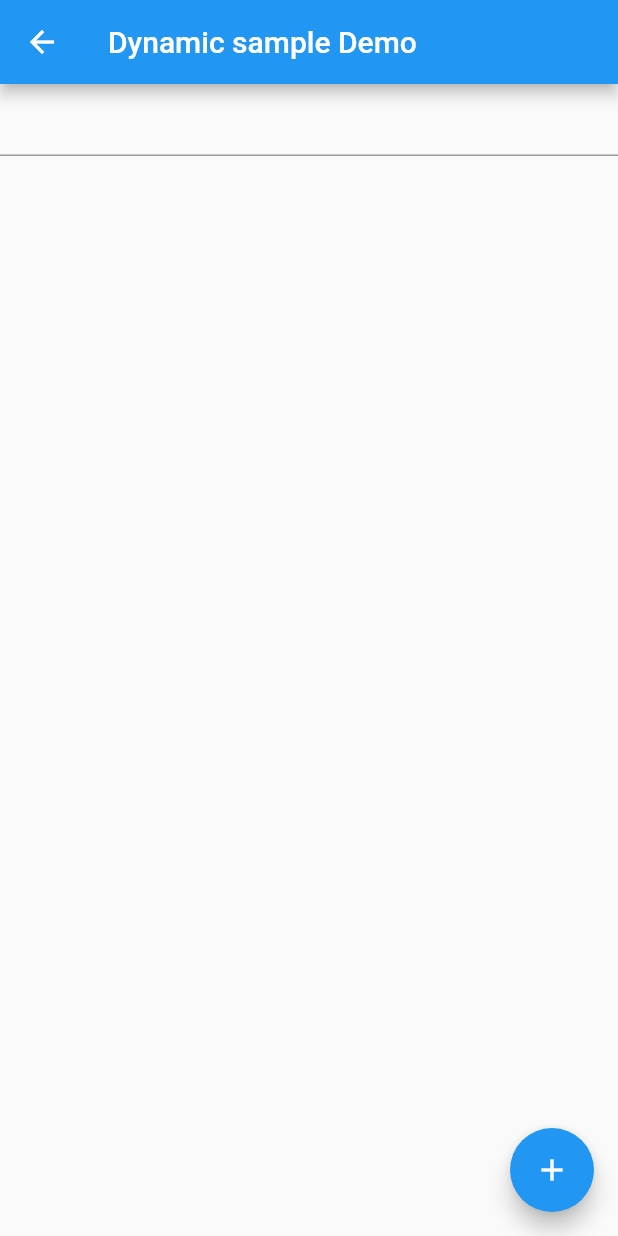
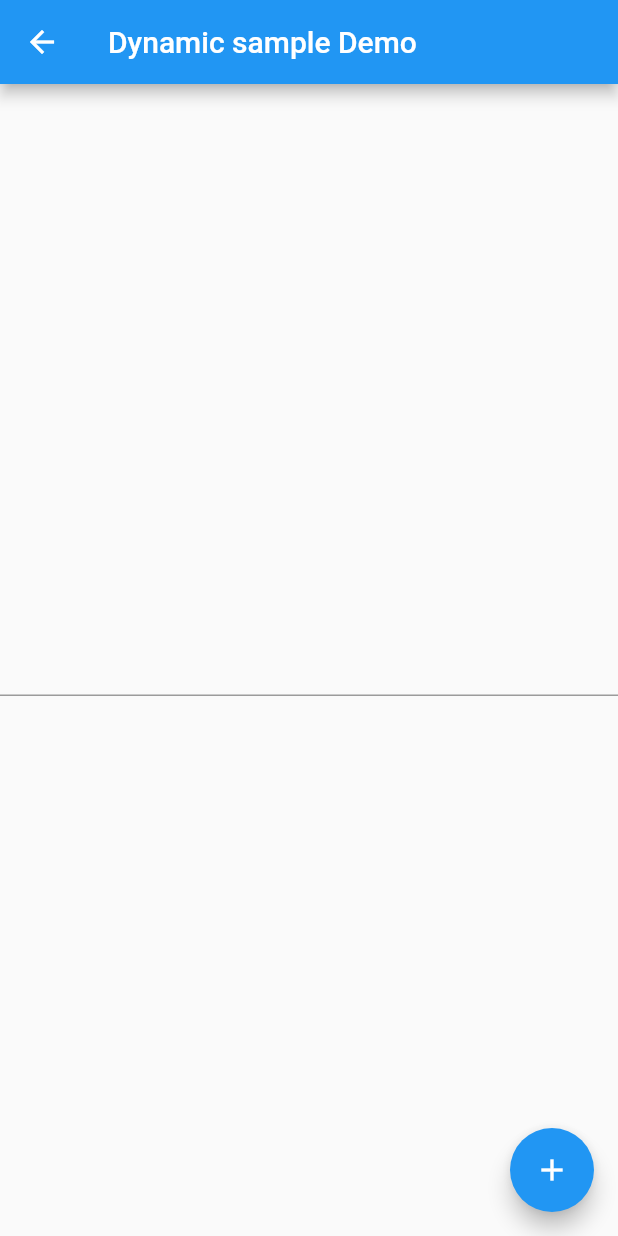
Before and after one commit to maheshj01/searchfield, a Flutter app: the DynamicSample screen opened directly, on a phone screen of 412 x 824 dp. Run offline on Flutter 3.47's test engine with Material 2 defaults, Android fonts, the phone set to English and light mode, and no system bars.

```diff
--- a/example/lib/dynamic_suggestions.dart.dart
+++ b/example/lib/dynamic_suggestions.dart.dart
@@ -41,7 +41,8 @@ class _DynamicSampleState extends State<DynamicSample> {
           },
           child: Icon(Icons.add),
         ),
-        body: SearchField(
+        body: Center(
+          child: SearchField(
             key: const Key('searchfield'),
             suggestions: countries
                 .map((e) => SearchFieldListItem<Country>(e.name))
@@ -51,6 +52,7 @@ class _DynamicSampleState extends State<DynamicSample> {
             onSuggestionTap: (SearchFieldListItem<Country> x) {
               focus.unfocus();
             },
+          ),
         ));
   }
 }
--- a/pubspec.yaml
+++ b/pubspec.yaml
@@ -1,6 +1,6 @@
 name: searchfield
 description: A highly customizable, simple and easy to use flutter Widget to add a searchfield to your Flutter Application. This Widget allows you to search and select from list of suggestions.
-version: 0.7.5
+version: 0.7.6
 homepage: https://github.com/maheshmnj/searchfield
 repository: https://github.com/maheshmnj/searchfield
 issue_tracker: https://github.com/maheshmnj/searchfield/issues
```
Also changed, not shown: 1 other file. Lines whose indentation alone changed are shown as unchanged.
